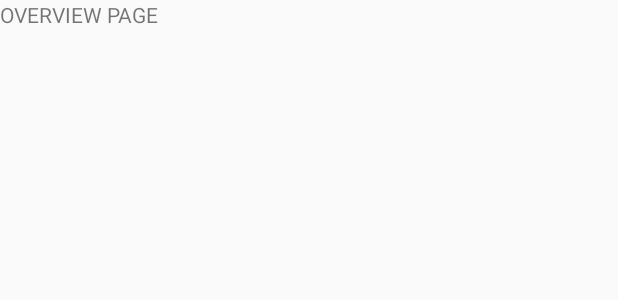
After one commit to 500730771/AppA-S, an Android app: the layout fragment_overview.xml on its own in the app's theme, with its tools: preview values and no code run, on a phone screen of 412 x 824 dp. The commit adds this screen. Shown: the top 300 px of the screen. Run offline under Robolectric (Android 15) with nearby library versions, the phone set to English and light mode, and no system bars.

Commit message:
nu met overview page bezig

```diff
--- a/AppAENS/app/src/main/java/com/example/melanie/appaens/data/DataSource.java
+++ b/AppAENS/app/src/main/java/com/example/melanie/appaens/data/DataSource.java
@@ -52,7 +52,8 @@ public class DataSource {
                 R.drawable.houding,
                 R.drawable.mond,
                 R.drawable.neus,
-                R.drawable.voeten
+                R.drawable.voeten,
+                R.drawable.klaar
         };
         return drawableList;
     }
@@ -97,6 +98,7 @@ public class DataSource {
         categorieList.add(new Categorie(8, "Mond", 8, getQuestionListCategorie(8).size(), 0));
         categorieList.add(new Categorie(9, "Neus", 9, getQuestionListCategorie(9).size(), 0));
         categorieList.add(new Categorie(10, "Voeten", 10, getQuestionListCategorie(10).size(), 0));
+        categorieList.add(new Categorie(11, "Klaar", 11, 0, 0));
     }
 
     private void setInformatieList(){
--- /dev/null
+++ b/AppAENS/app/src/main/res/layout/fragment_overview.xml
@@ -0,0 +1,15 @@
+<?xml version="1.0" encoding="utf-8"?>
+<FrameLayout xmlns:android="http://schemas.android.com/apk/res/android"
+    xmlns:tools="http://schemas.android.com/tools"
+    android:id="@+id/overview_fragment"
+    android:layout_width="match_parent"
+    android:layout_height="match_parent"
+    tools:context=".fragment.OverviewFragment">
+
+    <!-- TODO: Update blank fragment layout -->
+    <TextView
+        android:layout_width="match_parent"
+        android:layout_height="match_parent"
+        android:text="@string/hello_blank_fragment" />
+
+</FrameLayout>
--- a/AppAENS/app/src/main/res/values/strings.xml
+++ b/AppAENS/app/src/main/res/values/strings.xml
@@ -35,6 +35,6 @@
     <string name="InformatiePaarsRichting">Positieve spanning – lage tot hoge positiviteit: De cliënt is tevreden, blij, opgewekt of licht geamuseerd. De cliënt uit positieve expressie door te (glim)lachen, in handen te klappen, op een gevarieerde en duidelijke/harde toon te vocaliseren of verbaliseren, positief te reageren op activiteiten en/of interactie met de begeleider, mee te doen en/of aandacht te vragen. De cliënt maakt contact met de begeleider door duidelijk en op een gevarieerde toon te vocaliseren, op neutrale toon te praten, door de nabijheid van begeleider te zoeken, de begeleider te imiteren of door de begeleider aan te raken, bijvoorbeeld vastpakken van de hand van de begeleider. De cliënt neemt (actief) initiatief tot interactie, contact of activiteiten. Soms gaat de interactie tussen de cliënt en de begeleider over en weer, reageert de cliënt actief op de begeleider en is zowel verbaal als non-verbaal expressief. </string>
 
     <!-- TODO: Remove or change this placeholder text -->
-    <string name="hello_blank_fragment">Acties</string>
+    <string name="hello_blank_fragment">OVERVIEW PAGE</string>
 
 </resources>
```
Also changed, not shown: AppAENS/app/src/main/java/com/example/melanie/appaens/adapter/RecyclerViewAdapter.java (+12 -5 lines), AppAENS/app/src/main/java/com/example/melanie/appaens/adapter/RecyclerViewQuestionAdapter.java (+4 -5 lines), AppAENS/app/src/main/java/com/example/melanie/appaens/fragment/OverviewFragment.java (added, +33 -0 lines), AppAENS/app/src/main/res/drawable/klaar.png (added).
